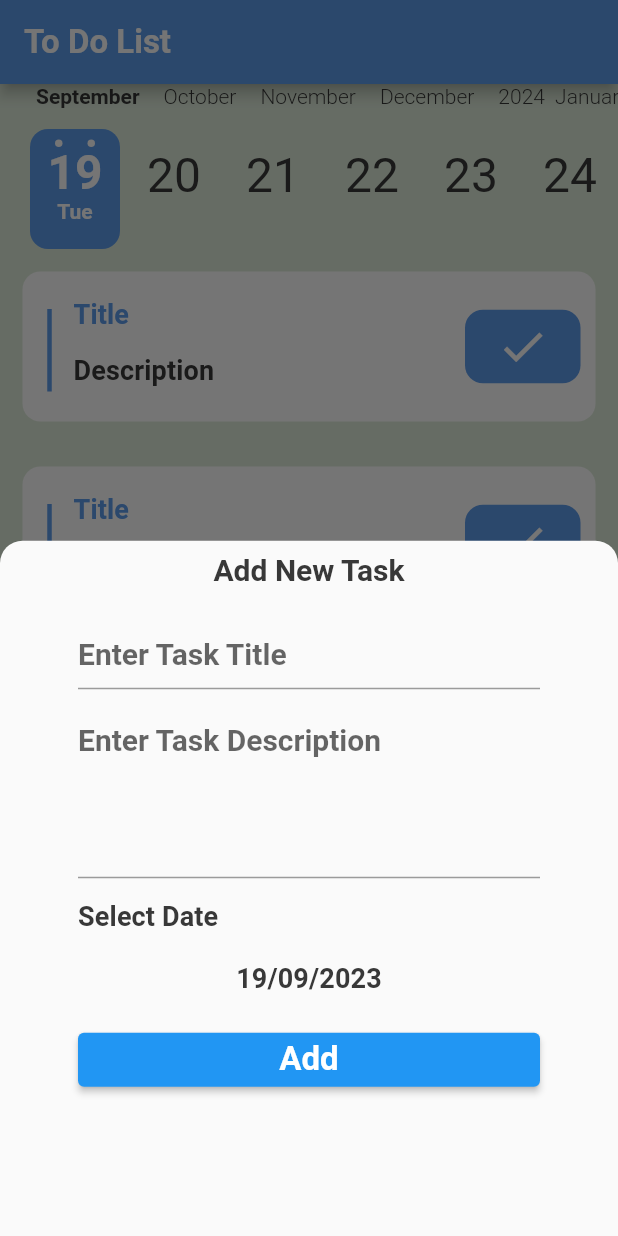
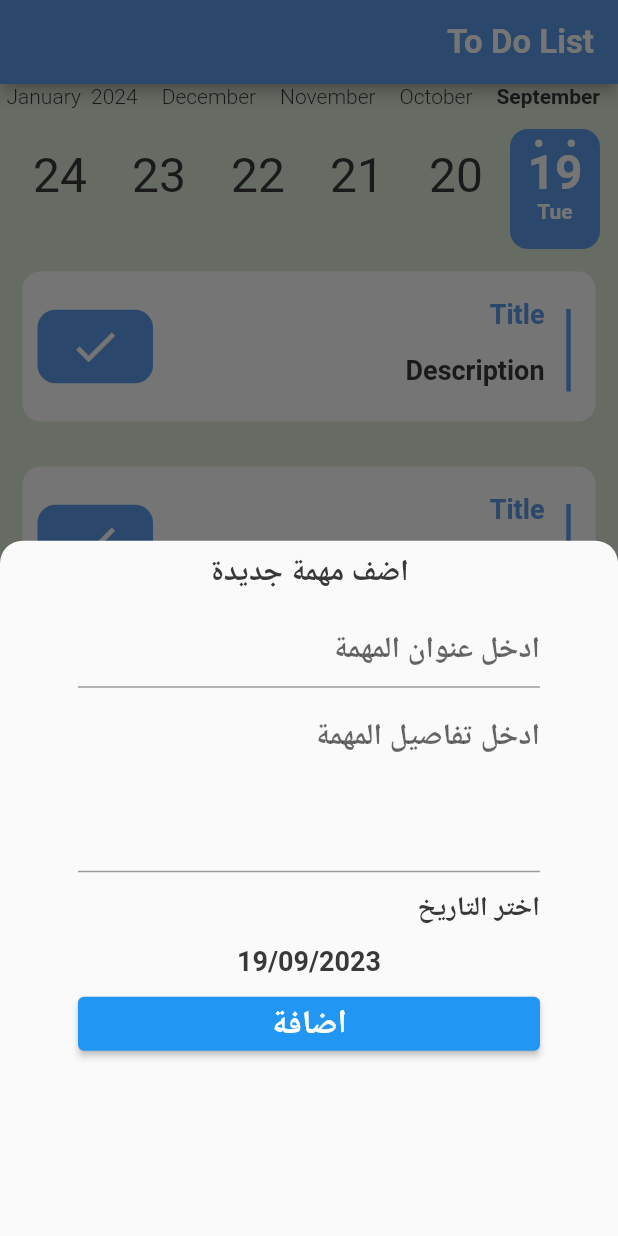
Before and after one commit to MoaazAbdelaziz/todo_app, a Flutter app: the screen it shows after launch, after a tap on the "add" icon, on a phone screen of 412 x 824 dp. Run offline on Flutter 3.47's test engine with Material 2 defaults, Android fonts, the phone set to English and light mode, and no system bars; drawn by our look-alikes of calendar_timeline, flutter_slidable; our stand-ins replace shared_preferences; generated files the repository leaves out were written again.

```diff
--- a/lib/home/home_view.dart
+++ b/lib/home/home_view.dart
@@ -3,6 +3,7 @@ import 'package:todo_app/home/my_theme.dart';
 import 'package:todo_app/home/settings/settings_tab.dart';
 import 'package:todo_app/home/todo/add_task_bottom_sheet.dart';
 import 'package:todo_app/home/todo/todo_tab.dart';
+import 'package:flutter_gen/gen_l10n/app_localizations.dart';
 
 class HomeView extends StatefulWidget {
   const HomeView({super.key});
@@ -21,7 +22,7 @@ class _HomeViewState extends State<HomeView> {
       floatingActionButtonLocation: FloatingActionButtonLocation.centerDocked,
       appBar: AppBar(
         title: Text(
-          titles[currentIndex],
+          enTitles[currentIndex],
           style: Theme.of(context).textTheme.titleLarge,
         ),
       ),
@@ -35,14 +36,14 @@ class _HomeViewState extends State<HomeView> {
               currentIndex = index;
             });
           },
-          items: const [
+          items: [
             BottomNavigationBarItem(
-              icon: Icon(Icons.list),
-              label: 'List',
+              icon: const Icon(Icons.list),
+              label: AppLocalizations.of(context)!.list,
             ),
             BottomNavigationBarItem(
-              icon: Icon(Icons.settings),
-              label: 'Settings',
+              icon: const Icon(Icons.settings),
+              label: AppLocalizations.of(context)!.settings,
             ),
           ],
         ),
@@ -70,9 +71,14 @@ class _HomeViewState extends State<HomeView> {
     SettingsTab(),
   ];
 
-  List<String> titles = [
+  List<String> enTitles = [
     'To Do List',
     'Settings',
+  ];
+
+  List<String> arTitles = [
+    'قائمة المهام',
+    'الاعدادات',
   ];
 
   void showAddTaskBottomSheet() {
--- a/lib/home/todo/add_task_bottom_sheet.dart
+++ b/lib/home/todo/add_task_bottom_sheet.dart
@@ -1,5 +1,6 @@
 import 'package:flutter/material.dart';
 import 'package:intl/intl.dart';
+import 'package:flutter_gen/gen_l10n/app_localizations.dart';
 
 class AddTaskBottomSheet extends StatefulWidget {
   const AddTaskBottomSheet({super.key});
@@ -21,10 +22,10 @@ class _AddTaskBottomSheetState extends State<AddTaskBottomSheet> {
         child: Column(
           children: [
             Text(
-              'Add New Task',
+              AppLocalizations.of(context)!.add_new_task,
               style: Theme.of(context).textTheme.titleMedium,
             ),
-            const SizedBox(height: 20),
+            const SizedBox(height: 12),
             Form(
               key: formKey,
               child: Column(
@@ -33,33 +34,34 @@ class _AddTaskBottomSheetState extends State<AddTaskBottomSheet> {
                   TextFormField(
                     validator: (text) {
                       if (text == null || text.isEmpty) {
-                        return 'Please Enter a Title';
+                        return AppLocalizations.of(context)!.please_enter_title;
                       }
                       return null;
                     },
-                    decoration: const InputDecoration(
-                      hintText: 'Enter Task Title',
+                    decoration: InputDecoration(
+                      hintText: AppLocalizations.of(context)!.enter_task_title,
                     ),
                   ),
-                  const SizedBox(height: 10),
+                  const SizedBox(height: 7),
                   TextFormField(
                     validator: (text) {
                       if (text == null || text.isEmpty) {
-                        return 'Please Enter a Description';
+                        return AppLocalizations.of(context)!.please_enter_des;
                       }
                       return null;
                     },
-                    decoration: const InputDecoration(
-                      hintText: 'Enter Task Description',
+                    decoration: InputDecoration(
+                      hintText:
+                          AppLocalizations.of(context)!.enter_task_description,
                     ),
                     maxLines: 4,
                   ),
-                  const SizedBox(height: 15),
+                  const SizedBox(height: 12),
                   Text(
-                    'Select Date',
+                    AppLocalizations.of(context)!.select_date,
                     style: Theme.of(context).textTheme.titleSmall,
                   ),
-                  const SizedBox(height: 20),
+                  const SizedBox(height: 12),
                   InkWell(
                     onTap: () {
                       showCalender();
@@ -70,7 +72,7 @@ class _AddTaskBottomSheetState extends State<AddTaskBottomSheet> {
                       textAlign: TextAlign.center,
                     ),
                   ),
-                  const SizedBox(height: 20),
+                  const SizedBox(height: 7),
                   ElevatedButton(
                     onPressed: () {
                       if (formKey.currentState!.validate()) {
@@ -78,7 +80,7 @@ class _AddTaskBottomSheetState extends State<AddTaskBottomSheet> {
                       }
                     },
                     child: Text(
-                      'Add',
+                      AppLocalizations.of(context)!.add,
                       style: Theme.of(context).textTheme.titleLarge,
                     ),
                   ),
--- a/lib/home/todo/edit_view.dart
+++ b/lib/home/todo/edit_view.dart
@@ -1,6 +1,7 @@
 import 'package:flutter/material.dart';
 import 'package:intl/intl.dart';
 import 'package:todo_app/home/my_theme.dart';
+import 'package:flutter_gen/gen_l10n/app_localizations.dart';
 
 class EditView extends StatefulWidget {
   const EditView({super.key});
@@ -19,7 +20,7 @@ class _EditViewState extends State<EditView> {
     return Scaffold(
       appBar: AppBar(
         title: Text(
-          'To Do List',
+          AppLocalizations.of(context)!.app_title,
           style: Theme.of(context).textTheme.titleLarge,
         ),
       ),
@@ -39,7 +40,7 @@ class _EditViewState extends State<EditView> {
             child: Column(
               children: [
                 Text(
-                  'Edit Task',
+                  AppLocalizations.of(context)!.edit_task,
                   style: Theme.of(context).textTheme.titleMedium,
                 ),
                 const SizedBox(height: 20),
@@ -51,30 +52,33 @@ class _EditViewState extends State<EditView> {
                       TextFormField(
                         validator: (text) {
                           if (text == null || text.isEmpty) {
-                            return 'Please Enter a Title';
+                            return AppLocalizations.of(context)!
+                                .please_enter_title;
                           }
                           return null;
                         },
-                        decoration: const InputDecoration(
-                          hintText: 'Task Title',
+                        decoration: InputDecoration(
+                          hintText: AppLocalizations.of(context)!.task_title,
                         ),
                       ),
                       const SizedBox(height: 10),
                       TextFormField(
                         validator: (text) {
                           if (text == null || text.isEmpty) {
-                            return 'Please Enter a Description';
+                            return AppLocalizations.of(context)!
+                                .please_enter_des;
                           }
                           return null;
                         },
-                        decoration: const InputDecoration(
-                          hintText: 'Task details',
+                        decoration: InputDecoration(
+                          hintText:
+                              AppLocalizations.of(context)!.task_description,
                         ),
                         maxLines: 4,
                       ),
                       const SizedBox(height: 15),
                       Text(
-                        'Select Date',
+                        AppLocalizations.of(context)!.select_date,
                         style: Theme.of(context).textTheme.titleSmall,
                       ),
                       const SizedBox(height: 20),
@@ -96,7 +100,7 @@ class _EditViewState extends State<EditView> {
                           }
                         },
                         child: Text(
-                          'Save Changes',
+                          AppLocalizations.of(context)!.save_changes,
                           style: Theme.of(context).textTheme.titleLarge,
                         ),
                       ),
--- a/lib/l10n/app_ar.arb
+++ b/lib/l10n/app_ar.arb
@@ -16,5 +16,7 @@
     "edit_task" : "تعديل المهمة",
     "task_title" : "عنوان المهمة",
     "task_description" : "تفاصيل المهمة",
-    "save_changes" : "حفظ التغيرات"
+    "save_changes" : "حفظ التغيرات",
+    "please_enter_title" : "من فضلك ادخل العنوان",
+    "please_enter_des" : "من فضلك ادخل التفاصيل"
 }
--- a/lib/l10n/app_en.arb
+++ b/lib/l10n/app_en.arb
@@ -16,5 +16,7 @@
     "edit_task" : "Edit Task",
     "task_title" : "Task Title",
     "task_description" : "Task Description",
-    "save_changes" : "Save Changes"
+    "save_changes" : "Save Changes",
+    "please_enter_title" : "Please Enter a Title",
+    "please_enter_des" : "Please Enter a Description"
 }
--- a/lib/main.dart
+++ b/lib/main.dart
@@ -2,6 +2,7 @@ import 'package:flutter/material.dart';
 import 'package:todo_app/home/home_view.dart';
 import 'package:todo_app/home/my_theme.dart';
 import 'package:todo_app/home/todo/edit_view.dart';
+import 'package:flutter_gen/gen_l10n/app_localizations.dart';
 
 void main() {
   runApp(const ToDoApp());
@@ -15,12 +16,15 @@ class ToDoApp extends StatelessWidget {
   Widget build(BuildContext context) {
     return MaterialApp(
       debugShowCheckedModeBanner: false,
+      localizationsDelegates: AppLocalizations.localizationsDelegates,
+      supportedLocales: AppLocalizations.supportedLocales,
       theme: MyTheme.lightTheme,
       routes: {
         HomeView.routeName: (context) => const HomeView(),
         EditView.routeName: (context) => const EditView(),
       },
       initialRoute: HomeView.routeName,
+      locale: const Locale('ar'),
     );
   }
 }
--- a/pubspec.yaml
+++ b/pubspec.yaml
@@ -34,9 +34,10 @@ dependencies:
     sdk: flutter
   flutter_localizations:
     sdk: flutter
+  flutter_slidable: ^3.0.0
   intl: any
-  flutter_slidable: ^3.0.0
-
+  provider: ^6.0.5
+  shared_preferences: ^2.2.1
 
 dev_dependencies:
   flutter_lints: ^2.0.0
```
Also changed, not shown: lib/cache_helper.dart (added, +38 -0 lines), lib/home/settings/language_bottom_sheet.dart (+36 -16 lines), lib/home/settings/mode_bottom_sheet.dart (+36 -16 lines), lib/home/settings/settings_tab.dart (+5 -5 lines), lib/providers/app_config_provider.dart (added, +37 -0 lines), pubspec.lock.
